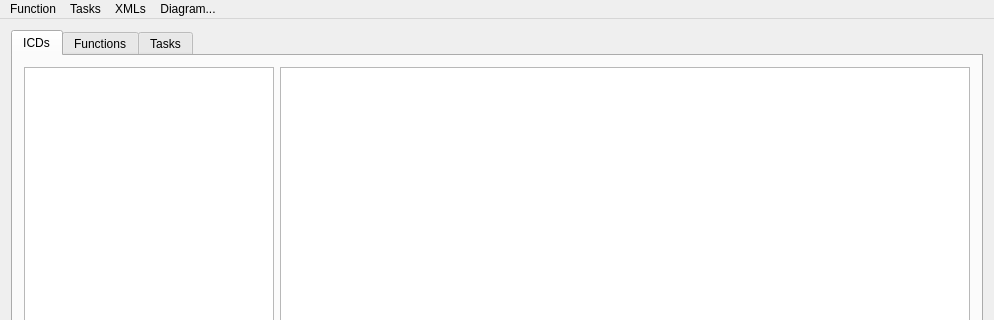
hardcoregandhi/XML-Sequence-Diagram-Creator, file mainwindow.ui: the form before one commit; both pictures show x 0 to 994 and y 0 to 320 of the 994 by 720 pixel window.
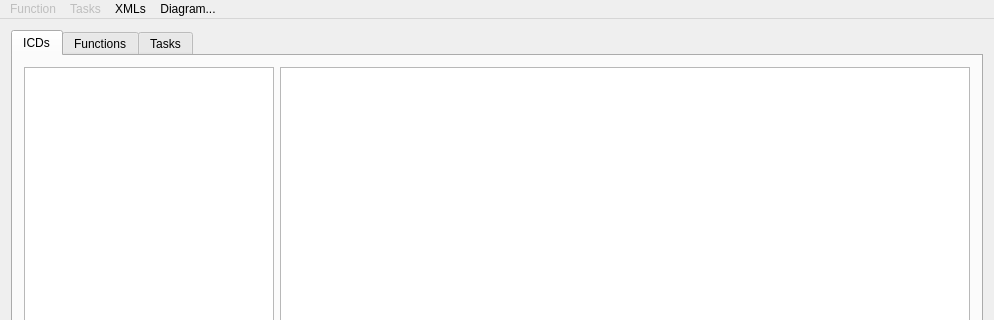
The form after the commit.

Commit message: Bug:Function&Task menus were enabled from startup

What changed in the file:
```diff
--- a/mainwindow.ui
+++ b/mainwindow.ui
@@ -283,7 +283,7 @@
    </property>
    <widget class="QMenu" name="menuFunctions">
     <property name="enabled">
-     <bool>true</bool>
+     <bool>false</bool>
     </property>
     <property name="title">
      <string>Function</string>
@@ -325,7 +325,7 @@
    </widget>
    <widget class="QMenu" name="menuTasks">
     <property name="enabled">
-     <bool>true</bool>
+     <bool>false</bool>
     </property>
     <property name="title">
      <string>Tasks</string>
```
